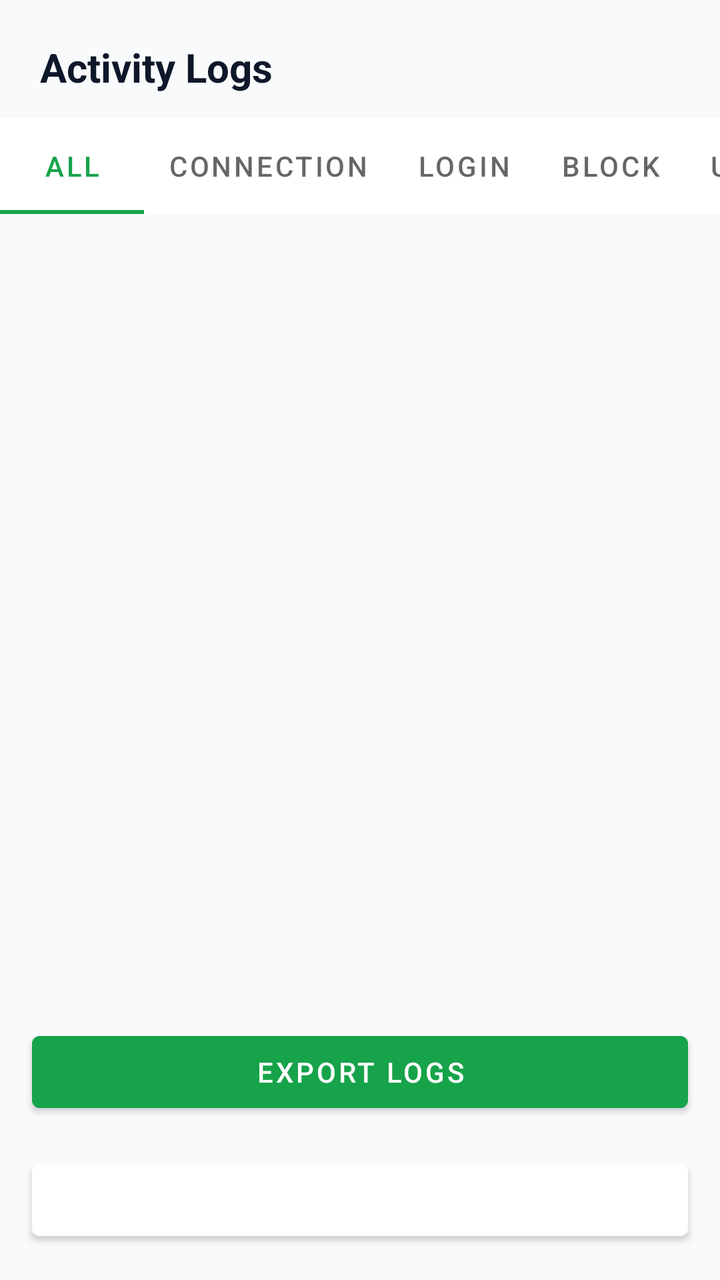
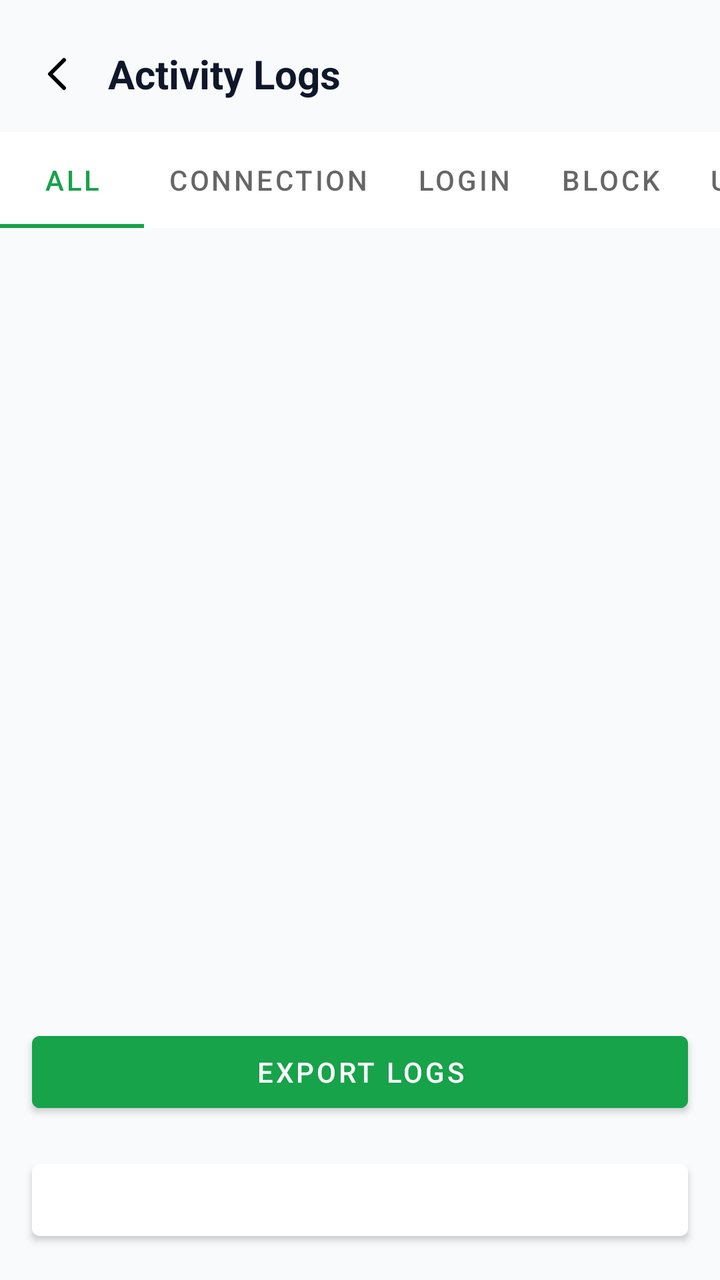

An Android layout rendered at two revisions. The XML below is the earlier revision; the diff shows what the commit changed to produce the second picture.
<!-- AndroidManifest.xml: application theme Theme.AhmadNetGuard -->
<!-- res/layout/activity_logs.xml -->
<?xml version="1.0" encoding="utf-8"?>
<LinearLayout xmlns:android="http://schemas.android.com/apk/res/android"
    xmlns:app="http://schemas.android.com/apk/res-auto"
    android:layout_width="match_parent"
    android:layout_height="match_parent"
    android:background="@color/bg_screen"
    android:orientation="vertical">

    <TextView
        android:layout_width="wrap_content"
        android:layout_height="wrap_content"
        android:layout_marginHorizontal="20dp"
        android:layout_marginTop="20dp"
        android:text="Activity Logs"
        android:textColor="@color/text_primary"
        android:textSize="20sp"
        android:textStyle="bold" />

    <com.google.android.material.tabs.TabLayout
        android:id="@+id/tabLogType"
        android:layout_width="match_parent"
        android:layout_height="wrap_content"
        android:layout_marginTop="12dp"
        app:tabMode="scrollable"
        app:tabGravity="start">

        <com.google.android.material.tabs.TabItem
            android:layout_width="wrap_content"
            android:layout_height="wrap_content"
            android:text="All" />

        <com.google.android.material.tabs.TabItem
            android:layout_width="wrap_content"
            android:layout_height="wrap_content"
            android:text="Connection" />

        <com.google.android.material.tabs.TabItem
            android:layout_width="wrap_content"
            android:layout_height="wrap_content"
            android:text="Login" />

        <com.google.android.material.tabs.TabItem
            android:layout_width="wrap_content"
            android:layout_height="wrap_content"
            android:text="Block" />

        <com.google.android.material.tabs.TabItem
            android:layout_width="wrap_content"
            android:layout_height="wrap_content"
            android:text="Unblock" />

        <com.google.android.material.tabs.TabItem
            android:layout_width="wrap_content"
            android:layout_height="wrap_content"
            android:text="Hostport" />

    </com.google.android.material.tabs.TabLayout>

    <androidx.recyclerview.widget.RecyclerView
        android:id="@+id/recyclerLogs"
        android:layout_width="match_parent"
        android:layout_height="0dp"
        android:layout_weight="1"
        android:layout_marginTop="4dp"
        android:padding="8dp" />

    <TextView
        android:id="@+id/textLogsEmpty"
        android:layout_width="match_parent"
        android:layout_height="wrap_content"
        android:layout_marginTop="40dp"
        android:gravity="center"
        android:text="No logs yet"
        android:textColor="@color/text_secondary"
        android:textSize="14sp"
        android:visibility="gone" />

    <com.google.android.material.button.MaterialButton
        android:id="@+id/btnExportLogs"
        android:layout_width="match_parent"
        android:layout_height="wrap_content"
        android:layout_marginHorizontal="16dp"
        android:layout_marginTop="8dp"
        android:backgroundTint="@color/brand_dark"
        android:text="Export Logs"
        android:textColor="@color/card_white" />

    <com.google.android.material.button.MaterialButton
        android:id="@+id/btnClearLogs"
        android:layout_width="match_parent"
        android:layout_height="wrap_content"
        android:layout_margin="16dp"
        android:backgroundTint="@color/red_blocked"
        android:text="Clear All Logs"
        android:textColor="@color/card_white" />

</LinearLayout>
<!-- resources referenced by this layout -->
<resources>
  <color name="bg_screen">#F8FAFC</color>
  <color name="brand_dark">#16A34A</color>
  <color name="card_white">#FFFFFF</color>
  <color name="red_blocked">#FFFFFF</color>
  <color name="text_primary">#0F172A</color>
  <color name="text_secondary">#64748B</color>
  <style name="Theme.AhmadNetGuard" parent="Theme.MaterialComponents.DayNight.NoActionBar">
          <item name="colorPrimary">@color/brand_dark</item>
          <item name="colorAccent">@color/brand_dark</item>
          <item name="android:windowBackground">@color/bg_screen</item>
          <item name="android:statusBarColor">@color/bg_screen</item>
          <item name="android:windowLightStatusBar">true</item>
      </style>
</resources>

<!-- the commit's change to res/layout/activity_logs.xml (unified diff, before → after) -->
@@ -6,15 +6,32 @@
     android:background="@color/bg_screen"
     android:orientation="vertical">
 
-    <TextView
-        android:layout_width="wrap_content"
+    <LinearLayout
+        android:layout_width="match_parent"
         android:layout_height="wrap_content"
-        android:layout_marginHorizontal="20dp"
+        android:layout_marginHorizontal="12dp"
         android:layout_marginTop="20dp"
-        android:text="Activity Logs"
-        android:textColor="@color/text_primary"
-        android:textSize="20sp"
-        android:textStyle="bold" />
+        android:orientation="horizontal"
+        android:gravity="center_vertical">
+
+        <ImageButton
+            android:id="@+id/btnBackLogs"
+            android:layout_width="34dp"
+            android:layout_height="34dp"
+            android:background="@android:color/transparent"
+            android:padding="4dp"
+            android:src="@drawable/ic_back_arrow"
+            android:contentDescription="Back" />
+
+        <TextView
+            android:layout_width="wrap_content"
+            android:layout_height="wrap_content"
+            android:layout_marginStart="8dp"
+            android:text="Activity Logs"
+            android:textColor="@color/text_primary"
+            android:textSize="20sp"
+            android:textStyle="bold" />
+    </LinearLayout>
 
     <com.google.android.material.tabs.TabLayout
         android:id="@+id/tabLogType"
<!-- resource entries referenced after the edit -->
@@ -6,6 +6,20 @@
   <color name="red_blocked">#FFFFFF</color>
   <color name="text_primary">#0F172A</color>
   <color name="text_secondary">#64748B</color>
+  <!-- drawable ic_back_arrow (drawable) -->
+  <vector xmlns:android="http://schemas.android.com/apk/res/android"
+      android:width="24dp"
+      android:height="24dp"
+      android:viewportWidth="24"
+      android:viewportHeight="24">
+      <path
+          android:fillColor="#00000000"
+          android:strokeColor="#000000"
+          android:strokeWidth="2"
+          android:strokeLineCap="round"
+          android:strokeLineJoin="round"
+          android:pathData="M15,5 L8,12 L15,19" />
+  </vector>
   <style name="Theme.AhmadNetGuard" parent="Theme.MaterialComponents.DayNight.NoActionBar">
           <item name="colorPrimary">@color/brand_dark</item>
           <item name="colorAccent">@color/brand_dark</item>
